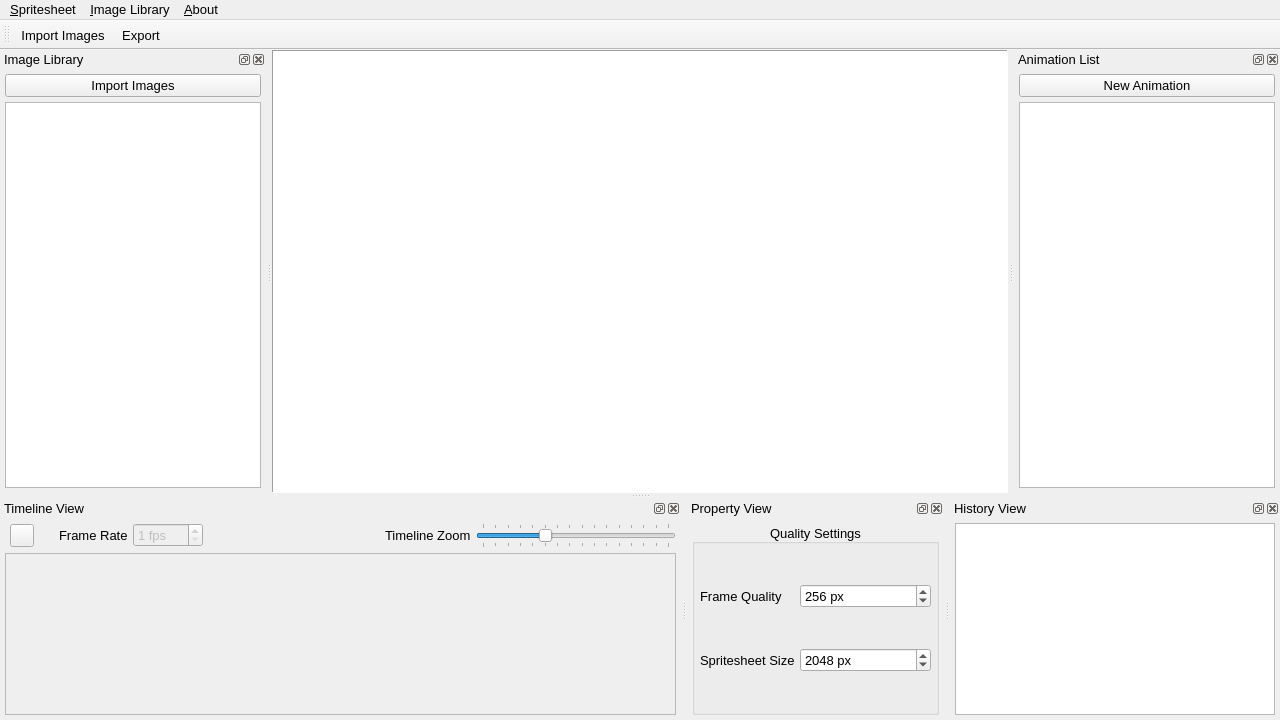
First picture: the form in Project/Source/mainwindow.ui, repository BluFedora/SR-Spritesheet-Manager, before the edit.
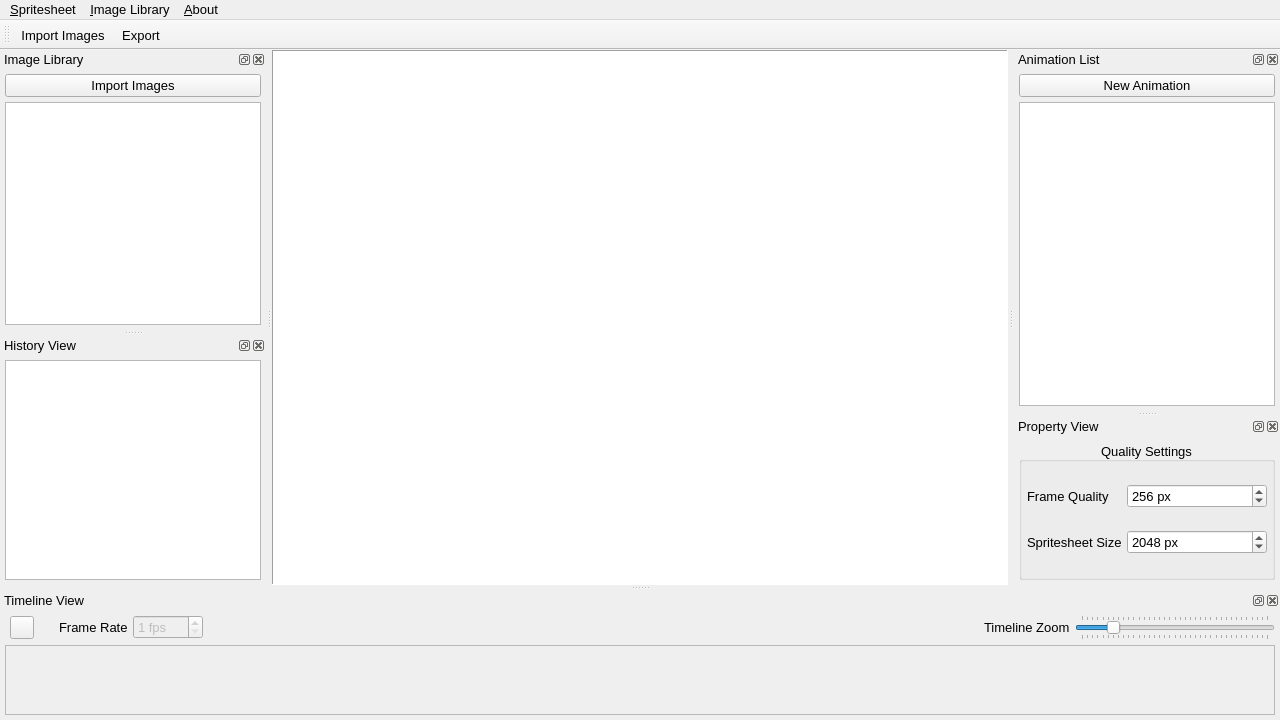
Second picture: the form after the edit. Icons and pictures are not drawn. Custom widgets are drawn as their Qt base class.

```diff
--- a/Project/Source/mainwindow.ui
+++ b/Project/Source/mainwindow.ui
@@ -53,6 +53,12 @@
     </property>
     <item row="1" column="0">
      <widget class="AnimationPreview" name="m_GfxPreview">
+      <property name="sizePolicy">
+       <sizepolicy hsizetype="Preferred" vsizetype="Preferred">
+        <horstretch>0</horstretch>
+        <verstretch>0</verstretch>
+       </sizepolicy>
+      </property>
       <property name="frameShape">
        <enum>QFrame::Panel</enum>
       </property>
@@ -82,6 +88,12 @@
    </layout>
   </widget>
   <widget class="QDockWidget" name="m_DockImageLibraryView">
+   <property name="sizePolicy">
+    <sizepolicy hsizetype="Preferred" vsizetype="Expanding">
+     <horstretch>0</horstretch>
+     <verstretch>0</verstretch>
+    </sizepolicy>
+   </property>
    <property name="features">
     <set>QDockWidget::AllDockWidgetFeatures</set>
    </property>
@@ -164,6 +176,12 @@
    </widget>
   </widget>
   <widget class="QDockWidget" name="m_AnimationListDock">
+   <property name="sizePolicy">
+    <sizepolicy hsizetype="Preferred" vsizetype="Expanding">
+     <horstretch>0</horstretch>
+     <verstretch>0</verstretch>
+    </sizepolicy>
+   </property>
    <property name="features">
     <set>QDockWidget::AllDockWidgetFeatures</set>
    </property>
@@ -290,7 +308,7 @@
   </widget>
   <widget class="QDockWidget" name="m_DockTimelineView">
    <property name="sizePolicy">
-    <sizepolicy hsizetype="MinimumExpanding" vsizetype="MinimumExpanding">
+    <sizepolicy hsizetype="MinimumExpanding" vsizetype="Preferred">
      <horstretch>0</horstretch>
      <verstretch>0</verstretch>
     </sizepolicy>
@@ -362,6 +380,9 @@
          </item>
          <item row="1" column="0" colspan="8">
           <widget class="QScrollArea" name="m_Timeline">
+           <property name="lineWidth">
+            <number>2</number>
+           </property>
            <property name="verticalScrollBarPolicy">
             <enum>Qt::ScrollBarAlwaysOff</enum>
            </property>
@@ -382,8 +403,8 @@
              <rect>
               <x>0</x>
               <y>0</y>
-              <width>675</width>
-              <height>159</height>
+              <width>1268</width>
+              <height>68</height>
              </rect>
             </property>
             <property name="sizePolicy">
@@ -455,10 +476,10 @@
             </size>
            </property>
            <property name="minimum">
-            <number>50</number>
+            <number>40</number>
            </property>
            <property name="maximum">
-            <number>200</number>
+            <number>400</number>
            </property>
            <property name="value">
             <number>100</number>
@@ -508,7 +529,7 @@
     <string>Property View</string>
    </property>
    <attribute name="dockWidgetArea">
-    <number>8</number>
+    <number>2</number>
    </attribute>
    <widget class="QWidget" name="dockWidgetContents_2">
     <property name="sizePolicy">
@@ -644,7 +665,7 @@
     <string>History View</string>
    </property>
    <attribute name="dockWidgetArea">
-    <number>8</number>
+    <number>1</number>
    </attribute>
    <widget class="QWidget" name="dockWidgetContents_4">
     <layout class="QGridLayout" name="gridLayout_5">
```
Left out of the diff: 23 changed lines with no effect on the pictures.
